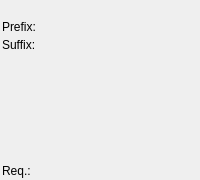
Before: the Qt Designer form source/itempropertieswidget.ui in pionere/d1-hero-planner, drawn with Qt 5.
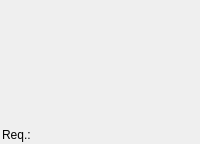
After: the same form once the commit is applied.

Commit message: replace itemUniquePower* fields with itemPower* and eliminate the obsolete itemPre/SufPower* fields

```diff
--- a/source/itempropertieswidget.ui
+++ b/source/itempropertieswidget.ui
@@ -26,26 +26,6 @@
      <item row="1" column="1">
       <widget class="QLabel" name="itemDAMText"/>
      </item>
-     <item row="2" column="0">
-      <widget class="QLabel" name="itemPrePowerLabel">
-       <property name="text">
-        <string>Prefix:</string>
-       </property>
-      </widget>
-     </item>
-     <item row="2" column="1">
-      <widget class="QLabel" name="itemPrePowerText"/>
-     </item>
-     <item row="3" column="0">
-      <widget class="QLabel" name="itemSufPowerLabel">
-       <property name="text">
-        <string>Suffix:</string>
-       </property>
-      </widget>
-     </item>
-     <item row="3" column="1">
-      <widget class="QLabel" name="itemSufPowerText"/>
-     </item>
      <item row="4" column="0">
       <widget class="QLabel" name="itemUniquePower1Label"/>
      </item>
```
Left out of the diff: 24 changed lines with no effect on the pictures. The commit also changes 1 other file.
